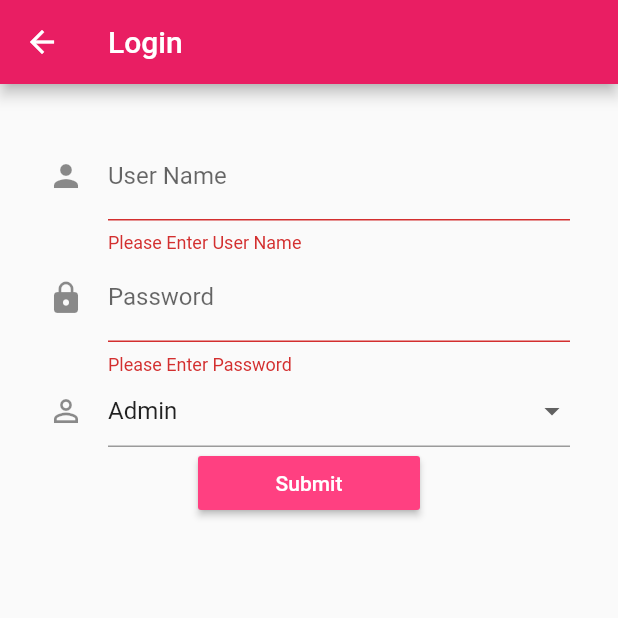
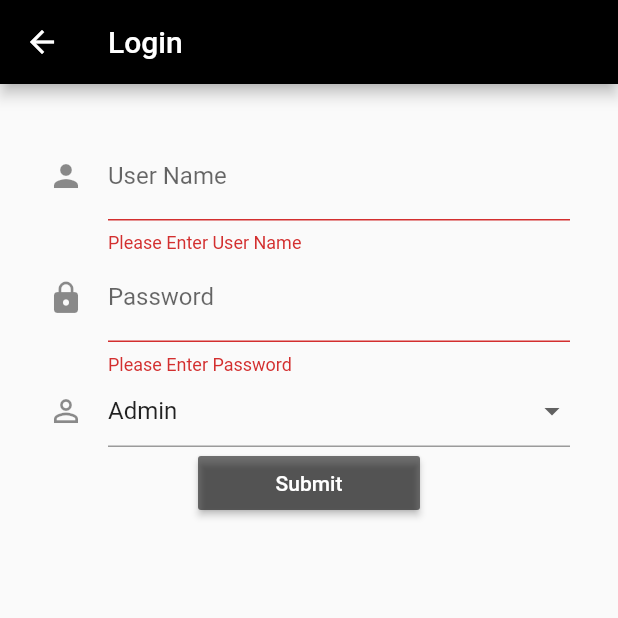
Before and after one commit to nikipatel385/flutter_school_app, a Flutter app: the screen it shows after launch, after a tap on "Submit", on a phone screen of 412 x 824 dp, the top half of it. Run offline on Flutter 3.47's test engine with Material 2 defaults, Android fonts, the phone set to English and light mode, and no system bars; our stand-ins replace flutter_typeahead.

Commit message:
Initial commit

```diff
--- a/lib/main.dart
+++ b/lib/main.dart
@@ -7,6 +7,6 @@ void main() {
     debugShowCheckedModeBanner: false,
     title: 'MyApp',
     home: home(),
-    theme: ThemeData(primaryColor: Colors.pink, accentColor: Colors.pinkAccent),
+    theme: ThemeData(primaryColor: Colors.black, accentColor: Colors.black54),
   ));
 }
```
